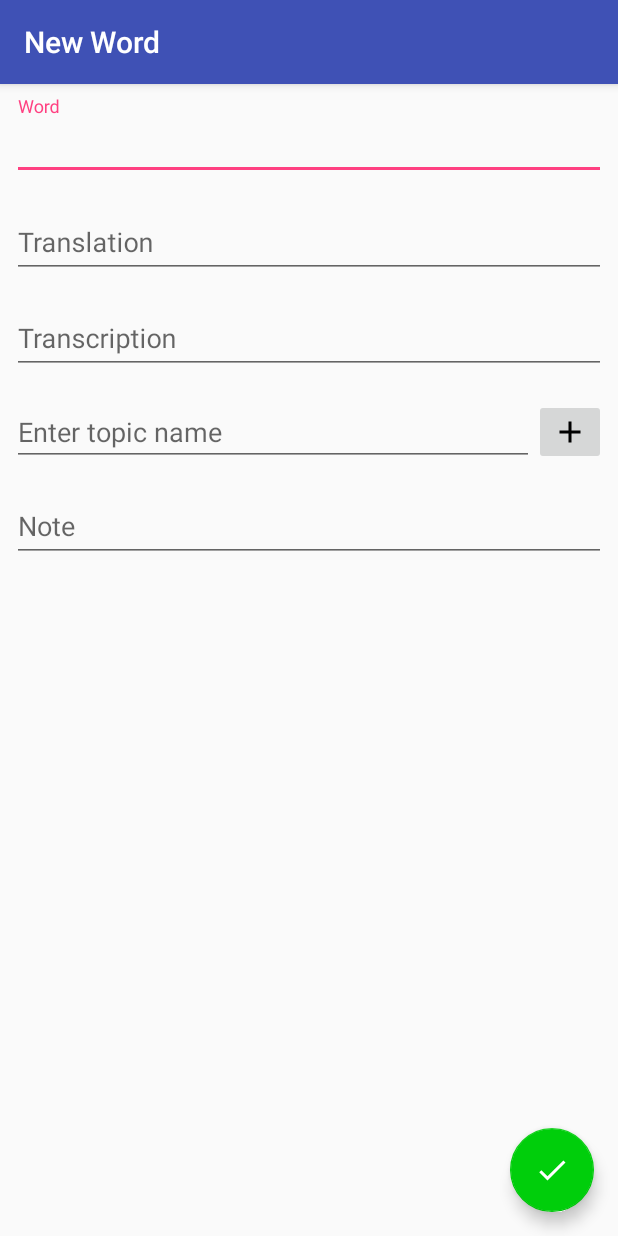
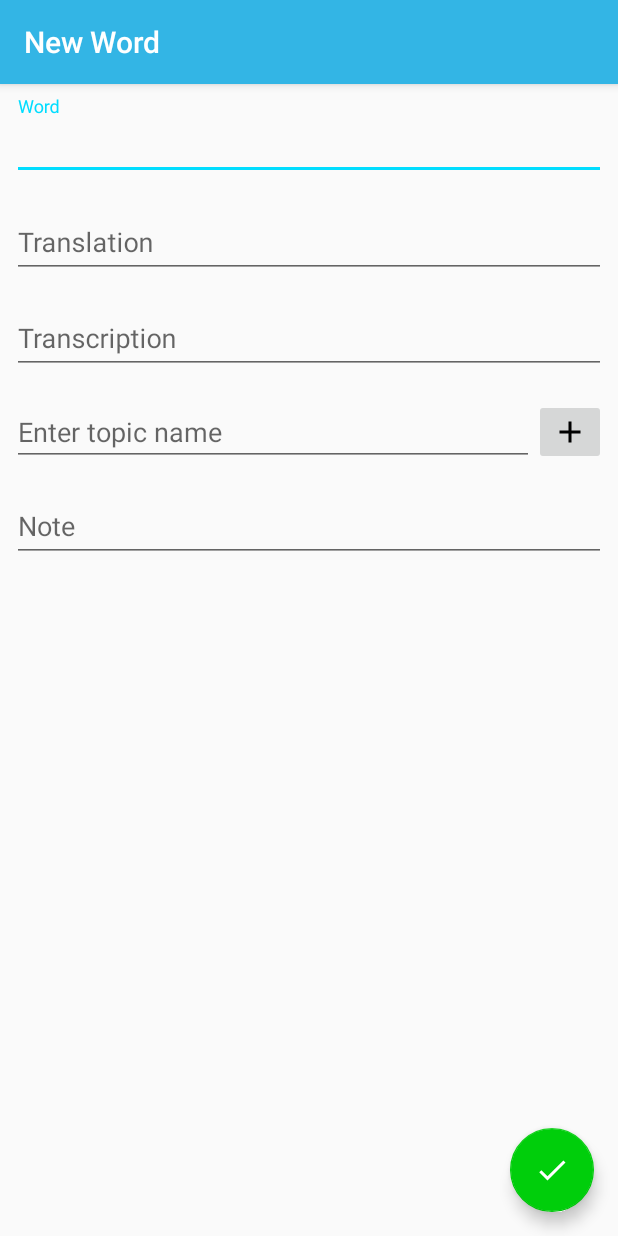
Before and after one commit to ancientloregames/Lexio, an Android app: the WordActivity screen opened directly, with no data from a screen before it, on a phone screen of 412 x 824 dp. Run offline under Robolectric (Android 15) with nearby library versions, the phone set to English and light mode, and no system bars; our stand-ins replace data binding; 1 statement that could not run was skipped.

Commit message:
updated app colors

```diff
--- a/app/src/main/res/values/colors.xml
+++ b/app/src/main/res/values/colors.xml
@@ -1,6 +1,6 @@
 <?xml version="1.0" encoding="utf-8"?>
 <resources>
-	<color name="colorPrimary">#3F51B5</color>
-	<color name="colorPrimaryDark">#303F9F</color>
-	<color name="colorAccent">#FF4081</color>
+	<color name="colorPrimary">@android:color/holo_blue_light</color>
+	<color name="colorPrimaryDark">@android:color/holo_blue_dark</color>
+	<color name="colorAccent">@android:color/holo_blue_bright</color>
 </resources>
```
